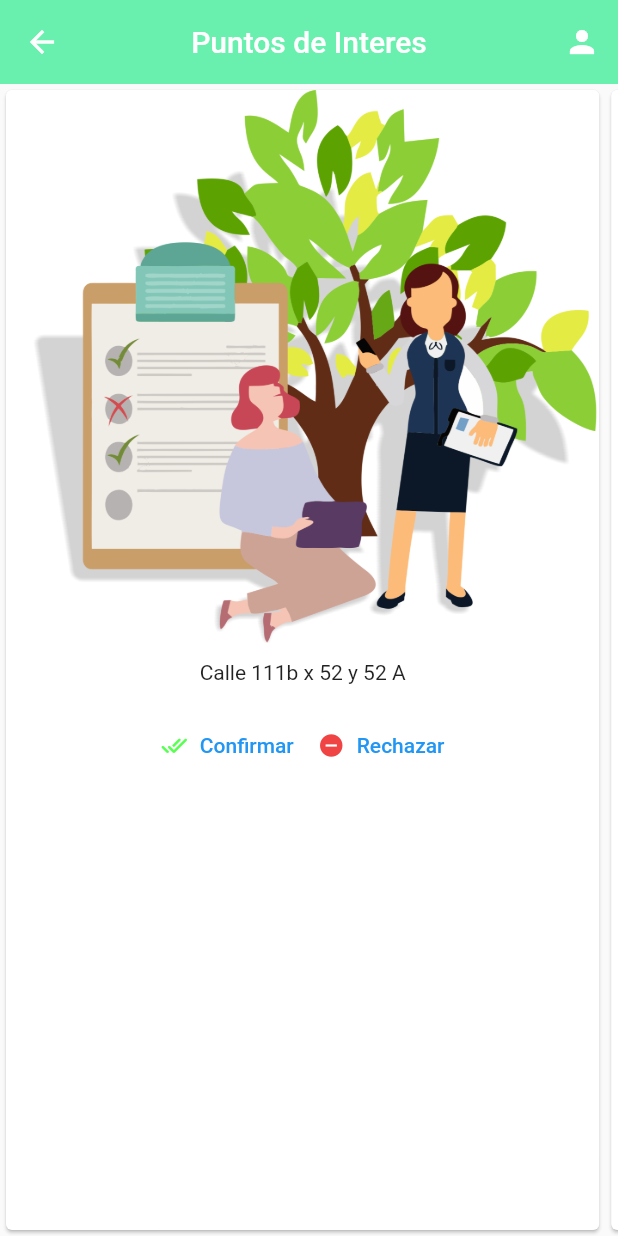
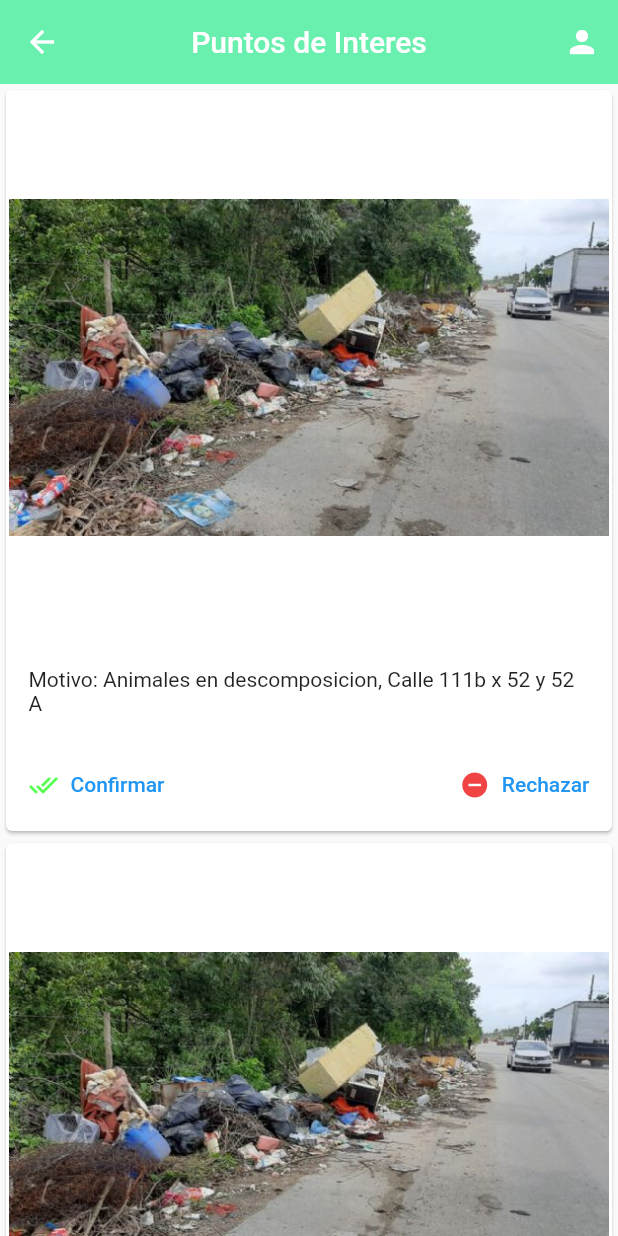
Before and after one commit to Movile-Apps/Gb_Shop, a Flutter app: the screen it shows after launch, after a tap on "Consultar POIs", on a phone screen of 412 x 824 dp. Run offline on Flutter 3.47's test engine with Material 2 defaults, Android fonts, the phone set to English and light mode, and no system bars; our stand-ins replace curved_navigation_bar, google_maps_flutter, image_picker; missing offline and left inert: dart:ffi; network calls fail.

```diff
--- a/lib/Screens/Cons_POI_Screen.dart
+++ b/lib/Screens/Cons_POI_Screen.dart
@@ -22,11 +22,11 @@ import 'package:gb_shop/Screens/screens.dart';
           elevation: 0,
         centerTitle: true,
         ),
-        body: ListView(
-          scrollDirection: Axis.horizontal,
+        body: SingleChildScrollView(
+          child: Center(
+            child: Column(
               children: <Widget>[
-
-
+                  _crearCardPrincipal(),
                   _crearCardPrincipal(),
                   _crearCardPrincipal(),
                   _crearCardPrincipal(),
@@ -35,6 +35,8 @@ import 'package:gb_shop/Screens/screens.dart';
                   _crearCardPrincipal(),
             ]
         ),
+          )
+        )
       );
     }
 
@@ -43,10 +45,10 @@ import 'package:gb_shop/Screens/screens.dart';
    return Card(
       child: Column(
         children: <Widget>[
-          Image.asset('assets/Registro.png', height: 370.0),
+          Image.asset('assets/Garb.jpeg', height: 370.0, width: 400.0,),
           Container(
-            padding: const EdgeInsets.all(10.0),
-            child: const Text('Calle 111b x 52 y 52 A', softWrap: true,),
+            padding: const EdgeInsets.all(15.0),
+            child: const Text('Motivo: Animales en descomposicion, Calle 111b x 52 y 52 A', softWrap: true,),
           ),
           Padding(
             padding: const EdgeInsets.all(7.0),
@@ -54,14 +56,14 @@ import 'package:gb_shop/Screens/screens.dart';
               mainAxisAlignment: MainAxisAlignment.spaceBetween,
               children: <Widget>[
                 TextButton.icon(
-                  icon: const Icon(Icons.done_all_rounded, size: 18.0, color: Color.fromARGB(255, 88, 255, 82)),
+                  icon: const Icon(Icons.done_all_rounded, size: 20.0, color: Color.fromARGB(255, 88, 255, 82)),
                   label: const Text('Confirmar'),
                   onPressed: () {
                    ('Confirmar');
                   },
                 ),
                 TextButton.icon(
-                  icon: const Icon(Icons.remove_circle, size: 18.0, color: Color.fromARGB(255, 240, 68, 68)),
+                  icon: const Icon(Icons.remove_circle, size: 20.0, color: Color.fromARGB(255, 240, 68, 68)),
                   label: const Text('Rechazar'),
                   onPressed: () {
                   ('Rechazar');
--- a/lib/Screens/Home_Screen.dart
+++ b/lib/Screens/Home_Screen.dart
@@ -79,7 +79,9 @@ import 'package:gb_shop/Screens/screens.dart';
 
             ),
             Column(
+              children: [
 
+              ],
             ),
 
             SizedBox(
@@ -125,7 +127,5 @@ import 'package:gb_shop/Screens/screens.dart';
       ),
      )
     );
-
-
   }
 }
--- a/lib/Screens/Registro_Screen.dart
+++ b/lib/Screens/Registro_Screen.dart
@@ -21,7 +21,7 @@ class _RegistroScreenState extends State<RegistroScreen> {
 
   Future selImagen(op) async{
 
-    var pickedFile;
+    PickedFile? pickedFile;
 
     if(op == 1){
       pickedFile = await picker.getImage(source: ImageSource.camera);
@@ -75,7 +75,7 @@ class _RegistroScreenState extends State<RegistroScreen> {
                 ),
                 InkWell(
                   onTap: (){
-                    selImagen(1);
+                    selImagen(2);
                   },
                   child: Container(
                     padding: const EdgeInsets.all(20),
```
Also changed, not shown: lib/Screens/Map_Screen.dart (+0 -12 lines), assets/Garb.jpeg (added). Lines whose indentation alone changed are shown as unchanged.
